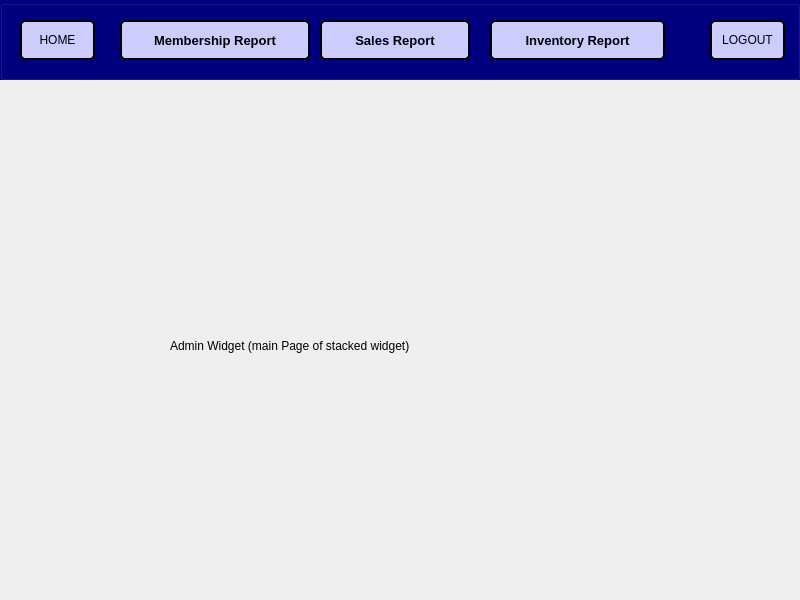
Qt form BulkClub/admin.ui (JShinozuka/Project2) before a commit.
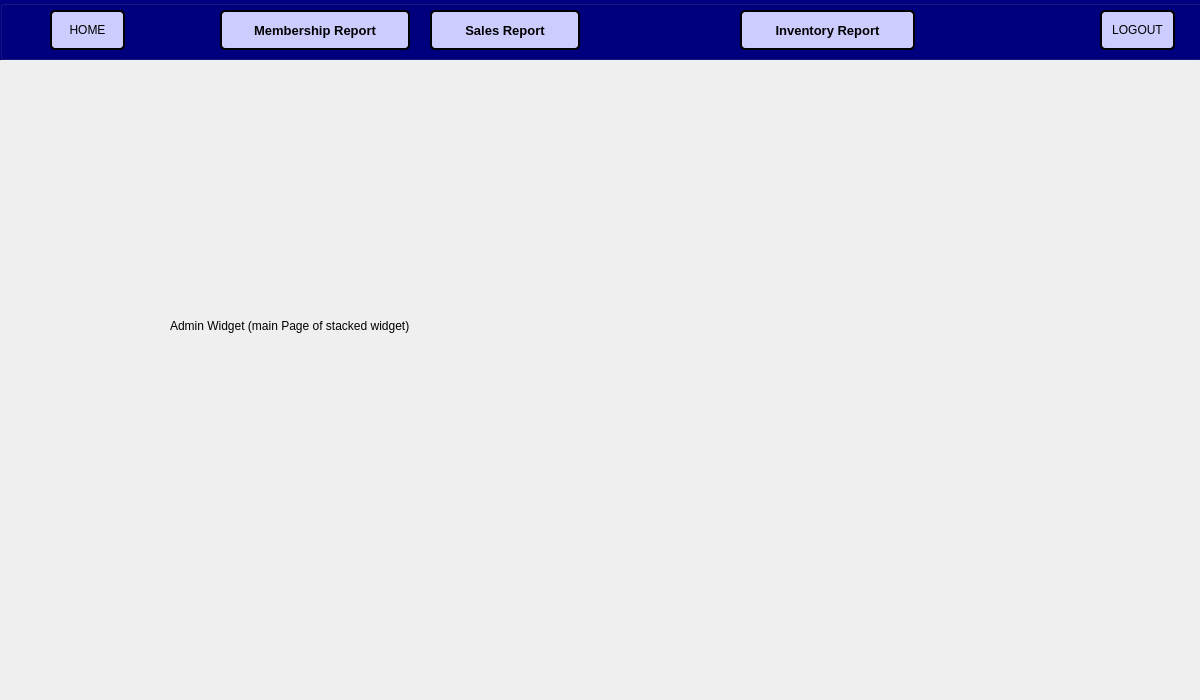
The same form after that commit.

Commit message: Changed window sizes

Diff of the .ui file:
```diff
--- a/BulkClub/admin.ui
+++ b/BulkClub/admin.ui
@@ -6,8 +6,8 @@
    <rect>
     <x>0</x>
     <y>0</y>
-    <width>800</width>
-    <height>600</height>
+    <width>1200</width>
+    <height>700</height>
    </rect>
   </property>
   <property name="sizePolicy">
@@ -18,14 +18,14 @@
   </property>
   <property name="minimumSize">
    <size>
-    <width>800</width>
-    <height>600</height>
+    <width>1200</width>
+    <height>700</height>
    </size>
   </property>
   <property name="maximumSize">
    <size>
-    <width>800</width>
-    <height>600</height>
+    <width>1200</width>
+    <height>700</height>
    </size>
   </property>
   <property name="windowTitle">
@@ -35,9 +35,9 @@
    <property name="geometry">
     <rect>
      <x>0</x>
-     <y>80</y>
-     <width>800</width>
-     <height>520</height>
+     <y>60</y>
+     <width>1200</width>
+     <height>640</height>
     </rect>
    </property>
    <widget class="QWidget" name="mainPage">
@@ -61,8 +61,8 @@
     <rect>
      <x>0</x>
      <y>0</y>
-     <width>800</width>
-     <height>80</height>
+     <width>1201</width>
+     <height>60</height>
     </rect>
    </property>
    <property name="styleSheet">
@@ -74,8 +74,8 @@
    <widget class="QPushButton" name="membershipButton">
     <property name="geometry">
      <rect>
-      <x>120</x>
-      <y>20</y>
+      <x>220</x>
+      <y>10</y>
       <width>190</width>
       <height>40</height>
      </rect>
@@ -107,8 +107,8 @@
    <widget class="QPushButton" name="salesButton">
     <property name="geometry">
      <rect>
-      <x>320</x>
-      <y>20</y>
+      <x>430</x>
+      <y>10</y>
       <width>150</width>
       <height>40</height>
      </rect>
@@ -140,8 +140,8 @@
    <widget class="QPushButton" name="inventoryButton">
     <property name="geometry">
      <rect>
-      <x>490</x>
-      <y>20</y>
+      <x>740</x>
+      <y>10</y>
       <width>175</width>
       <height>40</height>
      </rect>
@@ -173,8 +173,8 @@
    <widget class="QPushButton" name="logoutButton">
     <property name="geometry">
      <rect>
-      <x>710</x>
-      <y>20</y>
+      <x>1100</x>
+      <y>10</y>
       <width>75</width>
       <height>40</height>
      </rect>
@@ -193,8 +193,8 @@
    <widget class="QPushButton" name="homeButton">
     <property name="geometry">
      <rect>
-      <x>20</x>
-      <y>20</y>
+      <x>50</x>
+      <y>10</y>
       <width>75</width>
       <height>40</height>
      </rect>
```
The commit also changes 7 other files.
